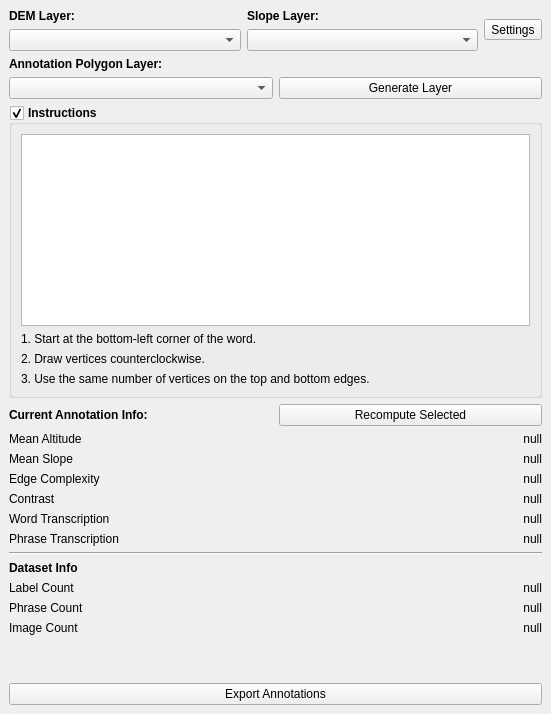
First picture: the form in MaptextAnnotator_dockwidget_base.ui, repository danielseisenbacher/MapTextAnnotator, before the edit.
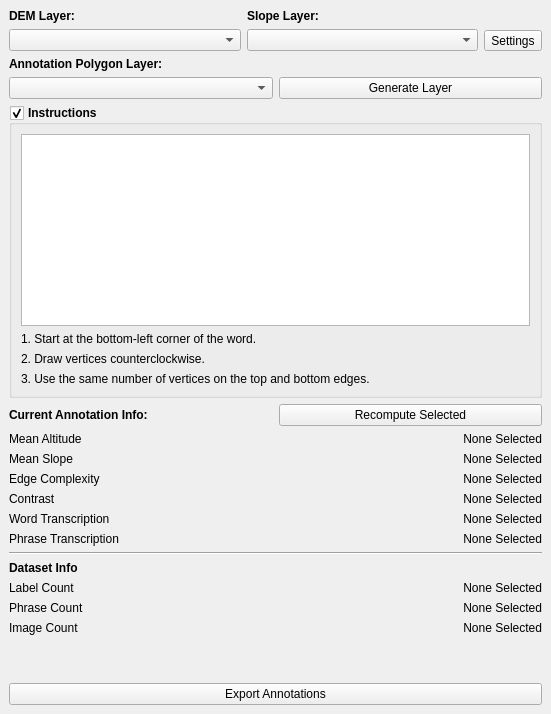
Second picture: the form after the edit. Custom widgets are drawn as their Qt base class.

The edit to the form file:
```diff
--- a/MaptextAnnotator_dockwidget_base.ui
+++ b/MaptextAnnotator_dockwidget_base.ui
@@ -167,7 +167,7 @@
            <enum>Qt::LeftToRight</enum>
           </property>
           <property name="text">
-           <string>null</string>
+           <string>None Selected</string>
           </property>
           <property name="alignment">
            <set>Qt::AlignRight|Qt::AlignTrailing|Qt::AlignVCenter</set>
@@ -177,7 +177,7 @@
         <item>
          <widget class="QLabel" name="meanSlopeLabel">
           <property name="text">
-           <string>null</string>
+           <string>None Selected</string>
           </property>
           <property name="alignment">
            <set>Qt::AlignRight|Qt::AlignTrailing|Qt::AlignVCenter</set>
@@ -187,7 +187,7 @@
         <item>
          <widget class="QLabel" name="complexityLabel">
           <property name="text">
-           <string>null</string>
+           <string>None Selected</string>
           </property>
           <property name="alignment">
            <set>Qt::AlignRight|Qt::AlignTrailing|Qt::AlignVCenter</set>
@@ -197,7 +197,7 @@
         <item>
          <widget class="QLabel" name="contrastLabel">
           <property name="text">
-           <string>null</string>
+           <string>None Selected</string>
           </property>
           <property name="alignment">
            <set>Qt::AlignRight|Qt::AlignTrailing|Qt::AlignVCenter</set>
@@ -207,7 +207,7 @@
         <item>
          <widget class="QLabel" name="wordTranscriptionLabel">
           <property name="text">
-           <string>null</string>
+           <string>None Selected</string>
           </property>
           <property name="alignment">
            <set>Qt::AlignRight|Qt::AlignTrailing|Qt::AlignVCenter</set>
@@ -217,7 +217,7 @@
         <item>
          <widget class="QLabel" name="phraseTranscriptionLabel">
           <property name="text">
-           <string>null</string>
+           <string>None Selected</string>
           </property>
           <property name="alignment">
            <set>Qt::AlignRight|Qt::AlignTrailing|Qt::AlignVCenter</set>
@@ -236,7 +236,7 @@
      </widget>
     </item>
     <item row="0" column="0">
-     <layout class="QHBoxLayout" name="horizontalLayout_4">
+     <layout class="QHBoxLayout" name="horizontalLayout_4" stretch="1,0">
       <item>
        <layout class="QHBoxLayout" name="horizontalLayout_5">
         <item>
@@ -293,7 +293,7 @@
         </item>
        </layout>
       </item>
-      <item>
+      <item alignment="Qt::AlignRight|Qt::AlignBottom">
        <widget class="QToolButton" name="settingsButton">
         <property name="toolTip">
          <string>Settings</string>
@@ -378,7 +378,7 @@
         <item>
          <widget class="QLabel" name="labelCountLabel">
           <property name="text">
-           <string>null</string>
+           <string>None Selected</string>
           </property>
           <property name="alignment">
            <set>Qt::AlignRight|Qt::AlignTrailing|Qt::AlignVCenter</set>
@@ -388,7 +388,7 @@
         <item>
          <widget class="QLabel" name="phraseCountLabel">
           <property name="text">
-           <string>null</string>
+           <string>None Selected</string>
           </property>
           <property name="alignment">
            <set>Qt::AlignRight|Qt::AlignTrailing|Qt::AlignVCenter</set>
@@ -398,7 +398,7 @@
         <item>
          <widget class="QLabel" name="imageCountLabel">
           <property name="text">
-           <string>null</string>
+           <string>None Selected</string>
           </property>
           <property name="alignment">
            <set>Qt::AlignRight|Qt::AlignTrailing|Qt::AlignVCenter</set>
```
Left out of the diff: 18 changed lines with no effect on the pictures.
